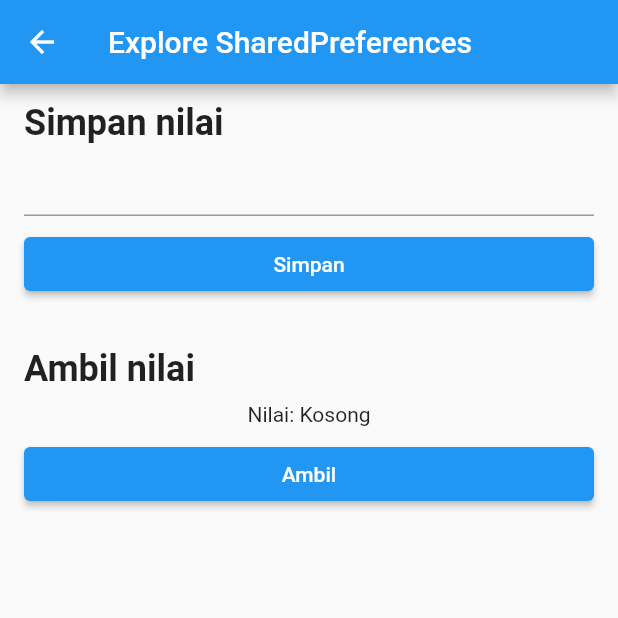
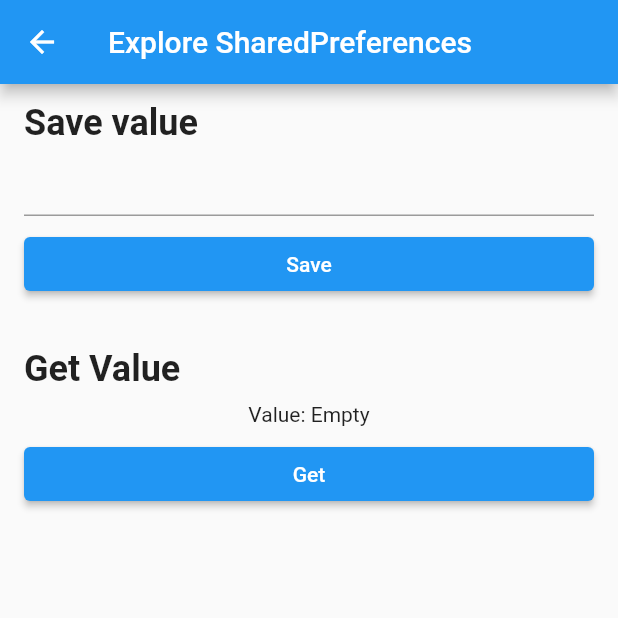
Before and after one commit to IkhwanSI13/explore_storage, a Flutter app: the ExampleScreen screen opened by its route, on a phone screen of 412 x 824 dp, the top half of it. Run offline on Flutter 3.47's test engine with Material 2 defaults, Android fonts, the phone set to English and light mode, and no system bars; our stand-ins replace go_router, shared_preferences, sqflite; accounts and stored records are empty.

Commit message:
update wording

```diff
--- a/lib/screen/example_screen.dart
+++ b/lib/screen/example_screen.dart
@@ -12,7 +12,7 @@ class ExampleScreen extends StatefulWidget {
 class _ExampleScreenState extends State<ExampleScreen> {
   final MySharedPref _mySharedPref = MySharedPref();
 
-  String _value = "Kosong";
+  String _value = "Empty";
   final TextEditingController _inputController = TextEditingController();
 
   @override
@@ -31,7 +31,7 @@ class _ExampleScreenState extends State<ExampleScreen> {
           mainAxisSize: MainAxisSize.min,
           children: [
             const Text(
-              "Simpan nilai",
+              "Save value",
               style: TextStyle(
                 fontWeight: FontWeight.bold,
                 fontSize: 24,
@@ -50,12 +50,12 @@ class _ExampleScreenState extends State<ExampleScreen> {
                 _mySharedPref.setValue(_inputController.value.text);
                 _inputController.text = "";
               },
-              child: const Text("Simpan"),
+              child: const Text("Save"),
             ),
             Container(
               margin: const EdgeInsets.only(top: 32, bottom: 8),
               child: const Text(
-                "Ambil nilai",
+                "Get Value",
                 style: TextStyle(
                   fontWeight: FontWeight.bold,
                   fontSize: 24,
@@ -65,7 +65,7 @@ class _ExampleScreenState extends State<ExampleScreen> {
             Container(
               margin: const EdgeInsets.only(bottom: 8),
               child: Center(
-                child: Text("Nilai: $_value"),
+                child: Text("Value: $_value"),
               ),
             ),
             ElevatedButton(
@@ -76,7 +76,7 @@ class _ExampleScreenState extends State<ExampleScreen> {
                   });
                 });
               },
-              child: const Text("Ambil"),
+              child: const Text("Get"),
             )
           ],
         ),
--- a/lib/screen/students_screen.dart
+++ b/lib/screen/students_screen.dart
@@ -47,7 +47,7 @@ class _StudentsScreenState extends State<StudentsScreen> {
           Container(
             margin: const EdgeInsets.only(top: 36, left: 24, bottom: 4),
             child: const Text(
-              "Input Mahasiswa",
+              "Input Student",
               style: TextStyle(
                 fontWeight: FontWeight.bold,
               ),
@@ -74,7 +74,7 @@ class _StudentsScreenState extends State<StudentsScreen> {
                   ),
                   TextFormField(
                     controller: controllerDepartment,
-                    decoration: const InputDecoration(hintText: "Jurusan"),
+                    decoration: const InputDecoration(hintText: "Department"),
                     validator: (value) => _onValidateText(value),
                     onSaved: (value) => department = value.toString(),
                   ),
@@ -93,12 +93,12 @@ class _StudentsScreenState extends State<StudentsScreen> {
             margin: const EdgeInsets.only(left: 24, right: 24),
             child: ElevatedButton(
               onPressed: _onSaveStudent,
-              child: const Text("Simpan"),
+              child: const Text("Save"),
             ),
           ),
           Container(
             margin: const EdgeInsets.only(top: 24, left: 24, bottom: 4),
-            child: const Text("Data Mahasiswa",
+            child: const Text("Student Data",
                 style: TextStyle(fontWeight: FontWeight.bold)),
           ),
           Expanded(
@@ -129,7 +129,7 @@ class _StudentsScreenState extends State<StudentsScreen> {
   }
 
   String? _onValidateText(String? value) {
-    if (value?.isEmpty ?? true) return 'Tidak boleh kosong';
+    if (value?.isEmpty ?? true) return 'Can\'t empty';
     return null;
   }
 
```
Also changed, not shown: lib/repository/local/shared_preferences.dart (+15 -2 lines), 3 other files.
